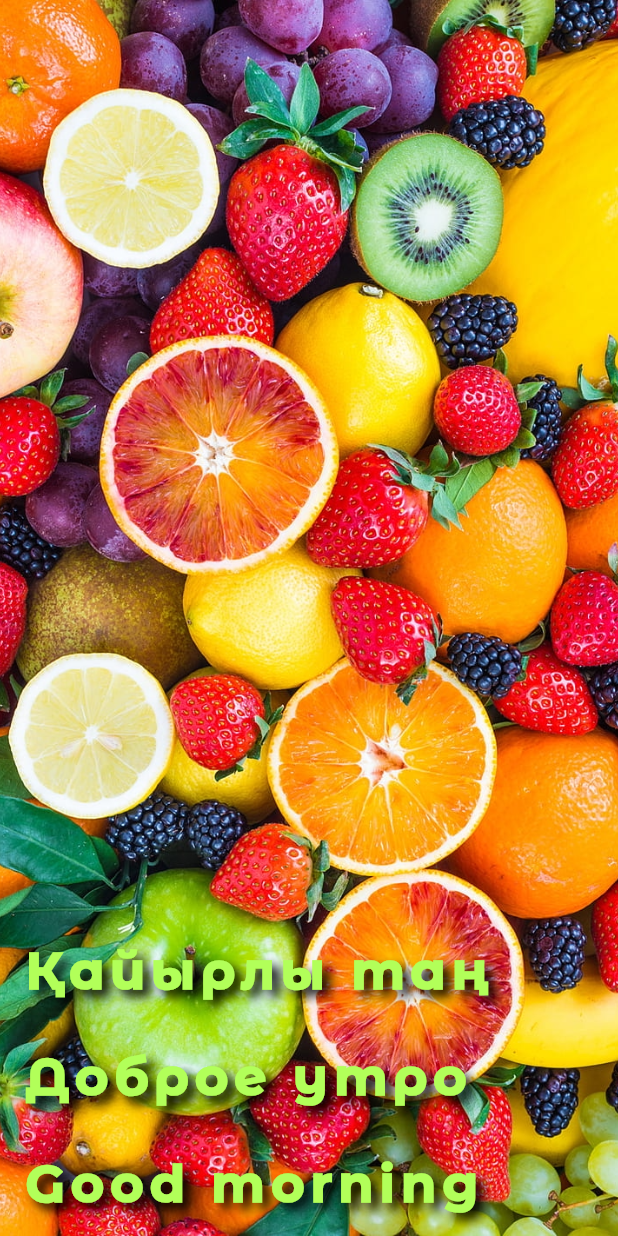
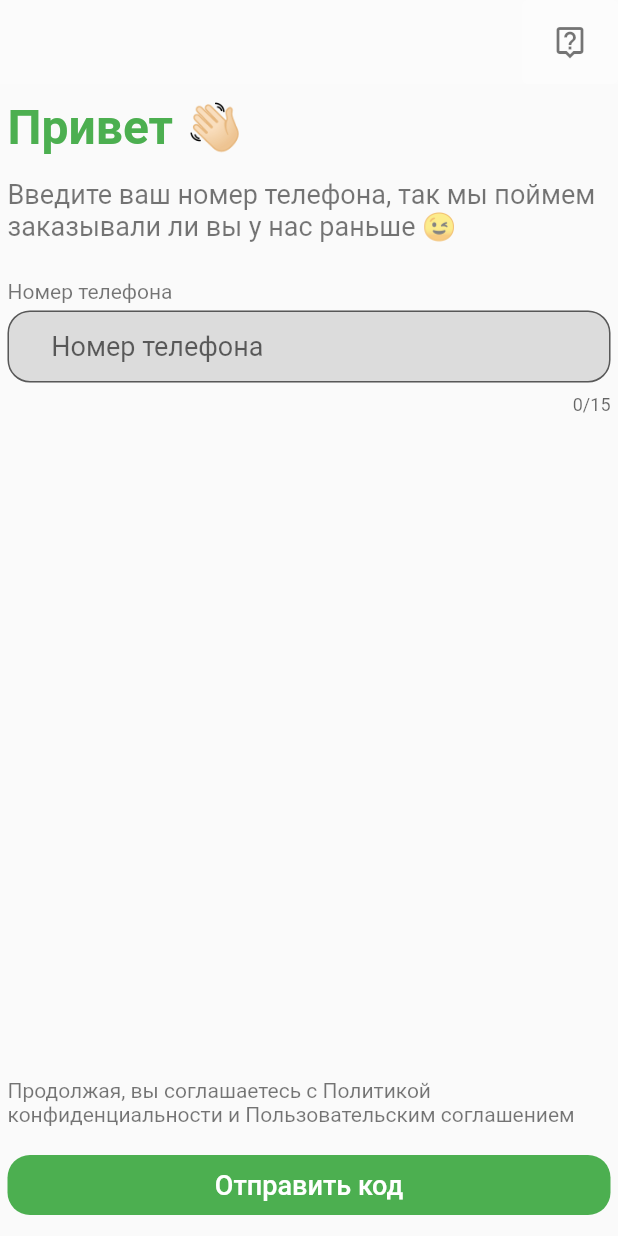
Before and after one commit to yurisedlesky/copyAppFresh, a Flutter app: the screen it shows after launch, on a phone screen of 412 x 824 dp. Run offline on Flutter 3.47's test engine with Material 2 defaults, Android fonts, the light colour scheme and no system bars; our stand-ins replace mask_text_input_formatter.

Commit message:
add login screen

```diff
--- a/lib/main.dart
+++ b/lib/main.dart
@@ -1,9 +1,10 @@
-//import 'package:copyappfresh/widgets/auth_widget.dart';
-import 'package:copyappfresh/widgets/launch_widget.dart';
+//import 'package:copyappfresh/widgets/login_widget.dart';
+import 'package:copyappfresh/screens/launch_screen.dart';
+import 'package:copyappfresh/screens/login_screen.dart';
 import 'package:flutter/material.dart';
 
-void main() async {
-  WidgetsBinding widgetsBinding = WidgetsFlutterBinding.ensureInitialized();
+void main() {
+  //WidgetsBinding widgetsBinding = WidgetsFlutterBinding.ensureInitialized();
   runApp(const CopyAppFresh());
 }
 
@@ -13,13 +14,16 @@ class CopyAppFresh extends StatelessWidget {
   // This widget is the root of your application.
   @override
   Widget build(BuildContext context) {
+
     return MaterialApp(
+      debugShowCheckedModeBanner: false,
       title: 'Copy App Fresh',
       //theme: ThemeData(
       //  primarySwatch: Colors.blue,
       //),
       routes: {
-        "/": (context) => LaunchWidget(),
+        "/": (context) => const LaunchScreen(),
+        "/login" : (context) => const LoginScreen(),
       },
       initialRoute: "/",
     );
--- /dev/null
+++ b/lib/screens/login_screen.dart
@@ -0,0 +1,23 @@
+import 'package:flutter/material.dart';
+import '../widgets/login_widget.dart';
+
+class LoginScreen extends StatefulWidget {
+  const LoginScreen({Key? key}) : super(key: key);
+
+  @override
+  State<LoginScreen> createState() => _LoginScreenState();
+}
+
+class _LoginScreenState extends State<LoginScreen> {
+  @override
+  Widget build(BuildContext context) {
+
+    return Scaffold(
+      appBar: AppBarWidget(),
+      body:  const Padding(
+        padding: EdgeInsets.symmetric(horizontal: 5.0, vertical: 10.0),
+        child: LoginWidget(),
+      ),
+    );
+  }
+}
--- /dev/null
+++ b/lib/widgets/login_widget.dart
@@ -0,0 +1,165 @@
+import 'package:flutter/material.dart';
+import 'package:flutter/services.dart';
+import 'package:mask_text_input_formatter/mask_text_input_formatter.dart';
+
+class AppBarWidget extends AppBar{
+  AppBarWidget({super.key}) : super(
+    backgroundColor: Colors.white24,
+    elevation: 0.0,
+    actions: [TextButton(
+      style: ButtonStyle(
+        backgroundColor: MaterialStateProperty.all(Colors.white24),
+        foregroundColor: MaterialStateProperty.all(Colors.black),
+        shadowColor: MaterialStateProperty.all(Colors.white24),
+      ),
+      child: const Icon(Icons.live_help_outlined, color: Colors.black54,),
+      onPressed: () {},
+    )],
+  );
+}
+
+class LoginWidget extends StatelessWidget {
+  const LoginWidget({Key? key}) : super(key: key);
+
+  @override
+  Widget build(BuildContext context) {
+    return Column(
+      crossAxisAlignment: CrossAxisAlignment.start,
+      mainAxisAlignment: MainAxisAlignment.start,
+      children:  const [
+        LoginTopTextWidget(),
+        LoginFormWidget(),
+        Spacer(flex: 1,),
+        LoginBottomTextWidget(),
+        LoginButtonWidget(),
+      ],
+    );
+  }
+}
+
+class LoginTopTextWidget extends StatelessWidget {
+  const LoginTopTextWidget({Key? key}) : super(key: key);
+
+  @override
+  Widget build(BuildContext context) {
+    return Column(
+      crossAxisAlignment: CrossAxisAlignment.start,
+      children: const [
+        Text('Привет 👋🏻', style: TextStyle(fontSize: 32, color: Colors.green, fontWeight: FontWeight.bold),),
+        SizedBox(height: 15,),
+        Text('Введите ваш номер телефона, так мы поймем заказывали ли вы у нас раньше 😉',
+            softWrap: true,
+            style: TextStyle(fontSize: 18, color: Colors.black54),
+            maxLines: 2,
+            overflow: TextOverflow.fade,),
+        SizedBox(height: 25,)
+      ],
+    );
+  }
+}
+
+
+class LoginFormWidget extends StatefulWidget {
+  const LoginFormWidget({Key? key}) : super(key: key);
+
+  @override
+  State<LoginFormWidget> createState() => _LoginFormWidgetState();
+}
+
+class _LoginFormWidgetState extends State<LoginFormWidget> {
+  final maskFormatter = MaskTextInputFormatter(
+      mask: '(###) ### ## ##',
+      filter: { "#": RegExp(r'[0-9]') },
+      type: MaskAutoCompletionType.lazy
+  );
+
+  @override
+  Widget build(BuildContext context) {
+    return Column(
+            crossAxisAlignment: CrossAxisAlignment.start,
+            children:  [
+              const LoginText2Widget(text: 'Номер телефона',),
+              const SizedBox(height: 5,),
+              TextFormField(
+                keyboardType: const TextInputType.numberWithOptions(signed: null, decimal: null),
+                style: const TextStyle(color: Colors.black54, fontSize: 18,),
+                maxLength: 15,
+                inputFormatters: [maskFormatter],
+                // inputFormatters:<TextInputFormatter>[
+                //   FilteringTextInputFormatter.allow(RegExp(r'[0-9]')),
+                // ],
+                decoration:  InputDecoration(
+                    prefixText: ' +7 ',
+                    fillColor: Colors.black12,
+                    filled: true,
+                    hintText: 'Номер телефона',
+                    contentPadding: const EdgeInsets.symmetric(vertical: 5.0),
+                    border: OutlineInputBorder(
+                        borderRadius: BorderRadius.circular(15.0),
+                        borderSide: const BorderSide(color: Colors.green)
+                    ),
+                    focusedBorder: OutlineInputBorder(
+                      borderRadius: BorderRadius.circular(15.0),
+                      borderSide: BorderSide(color: Colors.green),
+                    ),
+
+                ),
+              ),
+            ],
+    );
+  }
+}
+
+class LoginBottomTextWidget extends StatelessWidget {
+  const LoginBottomTextWidget({Key? key}) : super(key: key);
+
+  @override
+  Widget build(BuildContext context) {
+    return Column(
+      children: const [
+        LoginText2Widget(text: 'Продолжая, вы соглашаетесь с Политикой конфиденциальности и Пользовательским соглашением',),
+        SizedBox(height: 15,),
+      ],
+    );
+  }
+}
+
+class LoginButtonWidget extends StatelessWidget {
+  const LoginButtonWidget({Key? key}) : super(key: key);
+
+  @override
+  Widget build(BuildContext context) {
+    return Column(
+      children:  [
+        SizedBox(
+          width: double.infinity,
+          child: FilledButton(
+            style:  ButtonStyle(
+              backgroundColor: const MaterialStatePropertyAll<Color>(Colors.green),
+              shape: MaterialStatePropertyAll<RoundedRectangleBorder>( RoundedRectangleBorder(
+                borderRadius: BorderRadius.circular(15.0),
+                //side: const BorderSide(color: Colors.green),
+              ) ),
+            ),
+            onPressed: () {},
+            child: const Text('Отправить код', style: TextStyle(fontSize: 18),),
+          ),
+        ),
+      ],
+    );
+  }
+}
+
+
+class LoginText2Widget extends StatelessWidget {
+  final String text;
+  const LoginText2Widget({Key? key, required this.text}) : super(key: key);
+
+  @override
+  Widget build(BuildContext context) {
+    return Text(
+        text,
+        style: const TextStyle(fontSize: 14, color: Colors.black54),
+      );
+  }
+}
--- a/pubspec.yaml
+++ b/pubspec.yaml
@@ -30,13 +30,11 @@ environment:
 dependencies:
   flutter:
     sdk: flutter
-  #flutter_native_splash: ^2.2.19
-
-
 
   # The following adds the Cupertino Icons font to your application.
   # Use with the CupertinoIcons class for iOS style icons.
   cupertino_icons: ^1.0.2
+  mask_text_input_formatter: ^2.4.0
 
 dev_dependencies:
   flutter_test:
@@ -74,6 +72,8 @@ flutter:
   # To add assets to your application, add an assets section, like this:
   assets:
      - assets/image2.png
+     - assets/logo.png
+     - assets/LogoAF.png
   #   - images/a_dot_ham.jpeg
 
   # An image asset can refer to one or more resolution-specific "variants", see
```
Also changed, not shown: lib/screens/launch_screen.dart (added, +36 -0 lines), lib/widgets/auth_widget.dart (deleted, +0 -26 lines), lib/widgets/launch_widget.dart (+50 -5 lines), assets/LogoAF.png (added), assets/logo.png (added), pubspec.lock.
